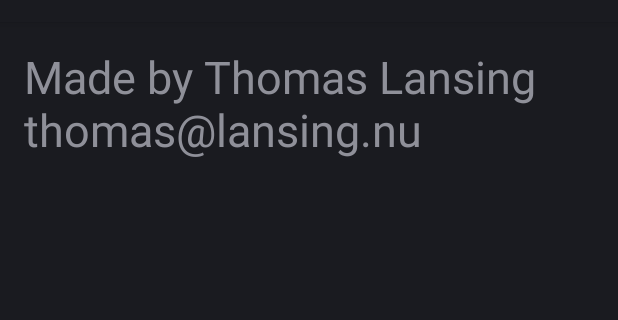
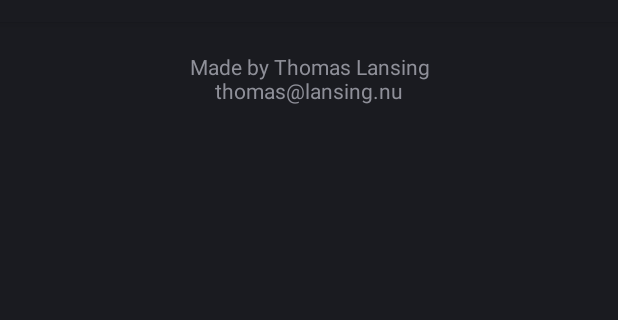
Before and after one commit to Thompadude/app2d2, an Android app: the AboutActivity screen opened directly, with no data from a screen before it, on a phone screen of 412 x 824 dp, the part 62-382 px from its top. Run offline under Robolectric (Android 15) with nearby library versions, the phone set to English and light mode, and no system bars.

Commit message:
afternoon work

```diff
--- a/app/src/main/java/sw/app2d2/AboutActivity.java
+++ b/app/src/main/java/sw/app2d2/AboutActivity.java
@@ -5,16 +5,16 @@ import android.widget.TextView;
 
 public class AboutActivity extends MainActivity {
 
-    TextView tvContentMain;
+    TextView tvAbout;
 
     @Override
     protected void onCreate(Bundle savedInstanceState) {
         super.onCreate(savedInstanceState);
-        setContentView(R.layout.activity_main);
         setTheme();
+        setContentView(R.layout.activity_about);
 
-        tvContentMain = (TextView) findViewById(R.id.content_main);
-        tvContentMain.setText(R.string.about);
+        tvAbout = (TextView) findViewById(R.id.tvAbout);
+        tvAbout.setText(R.string.about);
     }
 
 }
--- a/app/src/main/java/sw/app2d2/MainActivity.java
+++ b/app/src/main/java/sw/app2d2/MainActivity.java
@@ -3,7 +3,6 @@ package sw.app2d2;
 import android.app.Activity;
 import android.content.Intent;
 import android.os.Bundle;
-import android.support.v4.content.ContextCompat;
 import android.util.Log;
 import android.view.Menu;
 import android.view.MenuItem;
@@ -31,16 +30,21 @@ public class MainActivity extends Activity {
     @Override
     protected void onCreate(Bundle savedInstanceState) {
         super.onCreate(savedInstanceState);
+        setTheme();
         setContentView(R.layout.activity_main);
         setActivities();
         setFadeDurations(5000);
-        setTheme();
 
         YodaQuotes yodaQuotes = new YodaQuotes();
         String yodaQuote = yodaQuotes.getRandomYodaQuote();
 
         tvContentMain = (TextView) findViewById(R.id.content_main);
         tvContentMain.setText(yodaQuote);
+    }
+
+    @Override
+    protected void onResume() {
+        super.onResume();
     }
 
     @Override
@@ -136,13 +140,10 @@ public class MainActivity extends Activity {
      */
     public void setTheme() {
         if (Data.getForceValueData().isMeasured()) {
-            setThisView(this.findViewById(android.R.id.content));
             if (Data.getForceValueData().getForceValue() < 100) {
-                getThisView().setBackgroundColor(ContextCompat.getColor(this, R.color.bg_dark_side));
-                super.setTheme(R.style.DarkSideTheme);
+                setTheme(R.style.DarkSideTheme);
             } else {
-                getThisView().setBackgroundColor(ContextCompat.getColor(this, R.color.bg_light_side));
-                super.setTheme(R.style.LightSideTheme);
+                setTheme(R.style.LightSideTheme);
             }
         }
     }
--- a/app/src/main/java/sw/app2d2/characters/ProfileActivity.java
+++ b/app/src/main/java/sw/app2d2/characters/ProfileActivity.java
@@ -32,8 +32,8 @@ public class ProfileActivity extends MainActivity {
     @Override
     protected void onCreate(Bundle savedInstanceState) {
         super.onCreate(savedInstanceState);
+        setTheme();
         setContentView(R.layout.activity_profiles);
-        setTheme();
 
         ivProfilePic = (ImageView) findViewById(R.id.ivProfilePic);
         tvProfileContent = (TextView) findViewById(R.id.tvProfileContent);
--- a/app/src/main/java/sw/app2d2/quiz/QuizNewGameActivity.java
+++ b/app/src/main/java/sw/app2d2/quiz/QuizNewGameActivity.java
@@ -18,8 +18,8 @@ public class QuizNewGameActivity extends MainActivity {
     @Override
     protected void onCreate(Bundle savedInstanceState) {
         super.onCreate(savedInstanceState);
+        setTheme();
         setContentView(R.layout.activity_newquiz);
-        setTheme();
 
         etName = (EditText) findViewById(R.id.etName);
         btnStart = (Button) findViewById(R.id.btnStart);
--- /dev/null
+++ b/app/src/main/res/layout/activity_about.xml
@@ -0,0 +1,12 @@
+<?xml version="1.0" encoding="utf-8"?>
+<LinearLayout xmlns:android="http://schemas.android.com/apk/res/android"
+    android:layout_width="match_parent"
+    android:layout_height="match_parent">
+
+    <TextView
+        android:id="@+id/tvAbout"
+        android:layout_width="match_parent"
+        android:layout_height="wrap_content"
+        android:layout_marginTop="@dimen/margin_standard"
+        android:gravity="center" />
+</LinearLayout>
--- a/app/src/main/res/layout/activity_main.xml
+++ b/app/src/main/res/layout/activity_main.xml
@@ -1,17 +1,23 @@
 <?xml version="1.0" encoding="utf-8"?>
-<GridLayout xmlns:android="http://schemas.android.com/apk/res/android"
+<RelativeLayout xmlns:android="http://schemas.android.com/apk/res/android"
     android:layout_width="match_parent"
-    android:layout_height="match_parent"
-    android:paddingBottom="@dimen/activity_vertical_margin"
-    android:paddingLeft="@dimen/activity_horizontal_margin"
-    android:paddingRight="@dimen/activity_horizontal_margin"
-    android:paddingTop="@dimen/activity_vertical_margin">
+    android:layout_height="match_parent">
+
+    <ImageView
+        android:layout_width="match_parent"
+        android:layout_height="wrap_content"
+        android:layout_alignParentBottom="true"
+        android:layout_centerHorizontal="true"
+        android:layout_marginBottom="250dp"
+        android:src="@drawable/speech_bubble" />
 
     <TextView
         android:id="@+id/content_main"
-        android:layout_width="wrap_content"
-        android:layout_height="wrap_content"
-        android:text="TESTTEXT"
-        android:textSize="@dimen/large_text" />
+        android:layout_width="200dp"
+        android:layout_height="140dp"
+        android:layout_alignParentTop="true"
+        android:layout_centerHorizontal="true"
+        android:layout_marginTop="40dp"
+        android:gravity="center" />
 
-</GridLayout>
+</RelativeLayout>
--- a/app/src/main/res/values/colors.xml
+++ b/app/src/main/res/values/colors.xml
@@ -9,4 +9,5 @@
     <color name="black">#000000</color>
     <color name="bg_dark_side">#800000</color>
     <color name="bg_light_side">#e5ffff</color>
+    <color name="transparency">#00000000</color>
 </resources>
--- a/app/src/main/res/values/styles.xml
+++ b/app/src/main/res/values/styles.xml
@@ -1,20 +1,24 @@
 <resources>
-
-    <style name="AppTheme" parent="Theme.AppCompat.Light.DarkActionBar"></style>
 
     <style name="LightSideTheme">
         <item name="android:textColor">@color/black</item>
         <item name="android:background">@color/bg_light_side</item>
         <item name="android:buttonStyle">@style/BtnLightSide</item>
+        <item name="android:textViewStyle">@style/Transparency</item>
     </style>
 
     <style name="DarkSideTheme">
         <item name="android:textColor">@color/white</item>
         <item name="android:background">@color/bg_dark_side</item>
+        <item name="android:textViewStyle">@style/Transparency</item>
     </style>
 
     <style name="BtnLightSide" parent="Widget.AppCompat.Button">
         <item name="android:background">@color/white</item>
     </style>
 
+    <style name="Transparency">
+        <item name="android:background">@color/transparency</item>
+    </style>
+
 </resources>
```
Also changed, not shown: app/src/main/res/drawable/speech_bubble.png (added).
